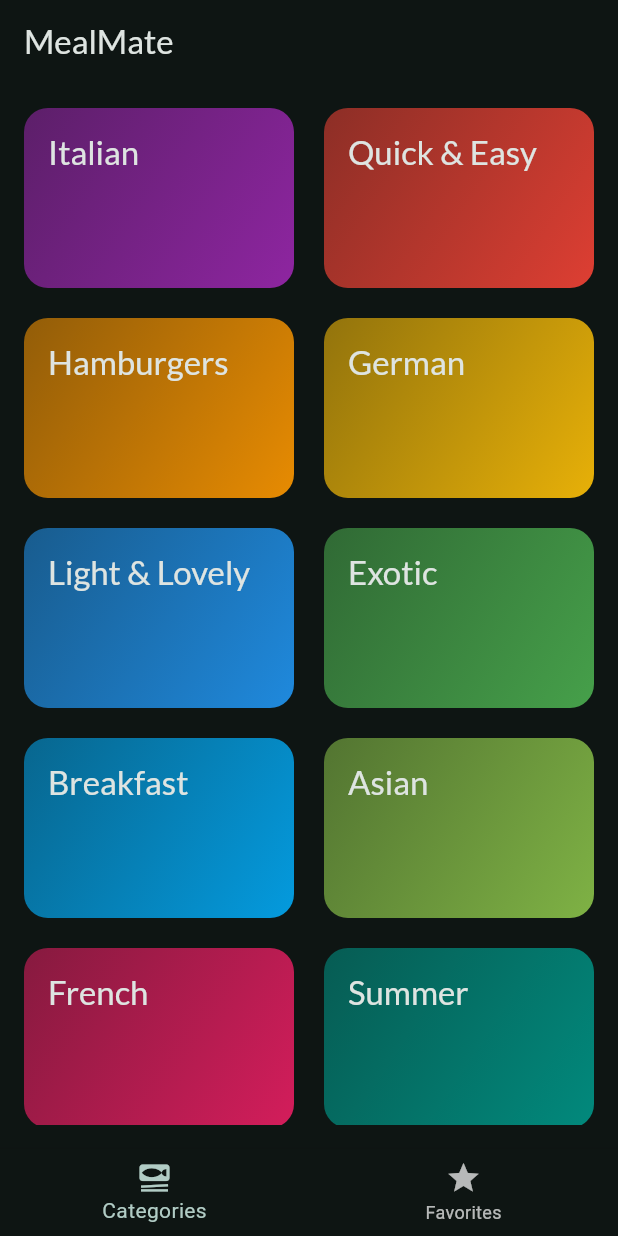
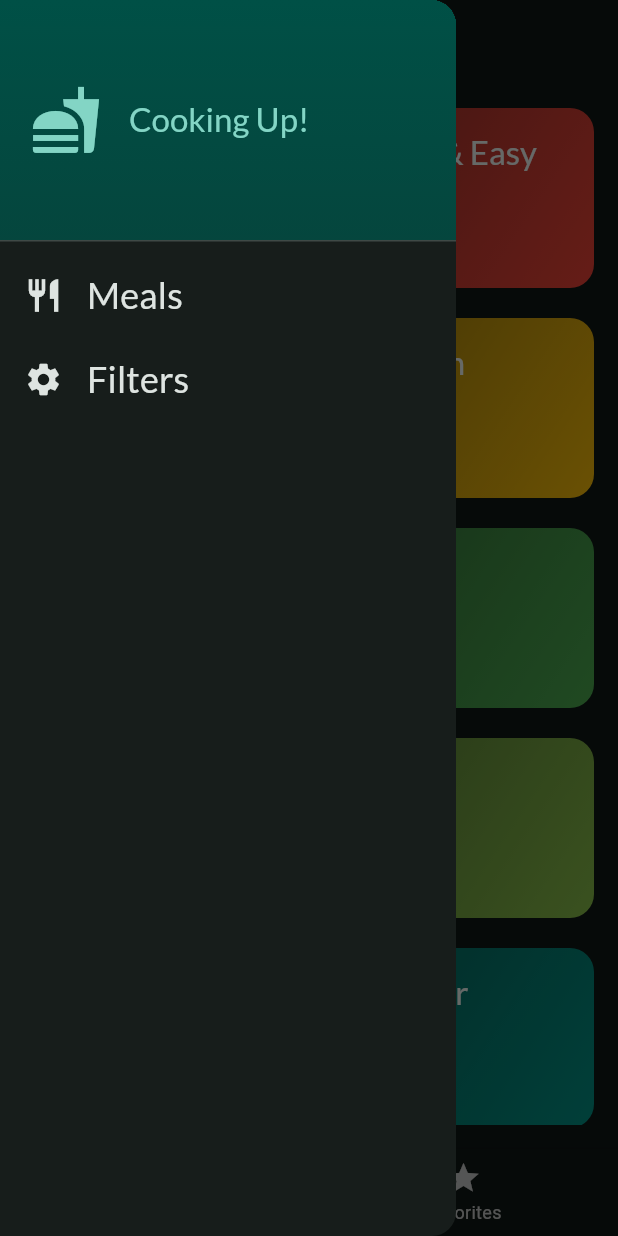
Before and after one commit to tessceciliaj/meal_app, a Flutter app: the screen it shows after launch, with the side drawer open (before the commit the screen has no drawer), on a phone screen of 412 x 824 dp. Run offline on Flutter 3.47's test engine with Material 3 defaults, Android fonts, the phone set to English and light mode, and no system bars; our stand-ins replace google_fonts, transparent_image.

Commit message:
Add Drawer base layout

```diff
--- a/lib/screens/tabs.dart
+++ b/lib/screens/tabs.dart
@@ -2,6 +2,7 @@ import 'package:flutter/material.dart';
 import 'package:meal_app/models/meal.dart';
 import 'package:meal_app/screens/categories.dart';
 import 'package:meal_app/screens/meals.dart';
+import 'package:meal_app/widgets/main_drawer.dart';
 
 class TabsScreen extends StatefulWidget {
   const TabsScreen({super.key});
@@ -60,6 +61,7 @@ class _TabsScreenState extends State<TabsScreen> {
       appBar: AppBar(
         title: Text(activePageTitle),
       ),
+      drawer: const MainDrawer(),
       body: activePage,
       bottomNavigationBar: BottomNavigationBar(
         onTap: _selectPage,
--- /dev/null
+++ b/lib/widgets/main_drawer.dart
@@ -0,0 +1,80 @@
+import 'package:flutter/material.dart';
+
+class MainDrawer extends StatelessWidget {
+  const MainDrawer({super.key});
+
+  @override
+  Widget build(BuildContext context) {
+    return Drawer(
+      child: Column(
+        children: [
+          DrawerHeader(
+            padding: const EdgeInsets.all(20),
+            decoration: BoxDecoration(
+              gradient: LinearGradient(
+                colors: [
+                  Theme.of(context).colorScheme.primaryContainer,
+                  Theme.of(context)
+                      .colorScheme
+                      .primaryContainer
+                      .withOpacity(0.8),
+                ],
+                begin: Alignment.topLeft,
+                end: Alignment.bottomLeft,
+              ),
+            ),
+            child: Row(
+              children: [
+                Icon(
+                  Icons.fastfood,
+                  size: 48,
+                  color: Theme.of(context).colorScheme.primary,
+                ),
+                const SizedBox(
+                  width: 18,
+                ),
+                Text(
+                  'Cooking Up!',
+                  style: Theme.of(context)
+                      .textTheme
+                      .titleLarge!
+                      .copyWith(color: Theme.of(context).colorScheme.primary),
+                )
+              ],
+            ),
+          ),
+          ListTile(
+            leading: Icon(
+              Icons.restaurant,
+              size: 26,
+              color: Theme.of(context).colorScheme.onBackground,
+            ),
+            title: Text(
+              'Meals',
+              style: Theme.of(context).textTheme.titleSmall!.copyWith(
+                    color: Theme.of(context).colorScheme.onBackground,
+                    fontSize: 24,
+                  ),
+            ),
+            onTap: () {},
+          ),
+          ListTile(
+            leading: Icon(
+              Icons.settings,
+              size: 26,
+              color: Theme.of(context).colorScheme.onBackground,
+            ),
+            title: Text(
+              'Filters',
+              style: Theme.of(context).textTheme.titleSmall!.copyWith(
+                    color: Theme.of(context).colorScheme.onBackground,
+                    fontSize: 24,
+                  ),
+            ),
+            onTap: () {},
+          ),
+        ],
+      ),
+    );
+  }
+}
```
